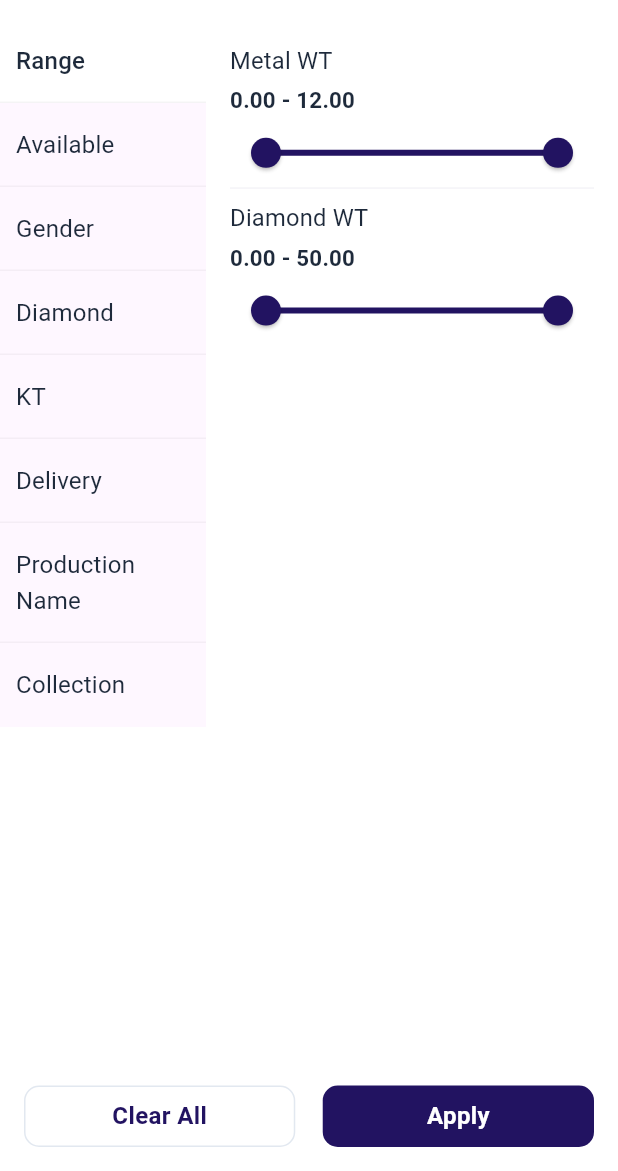
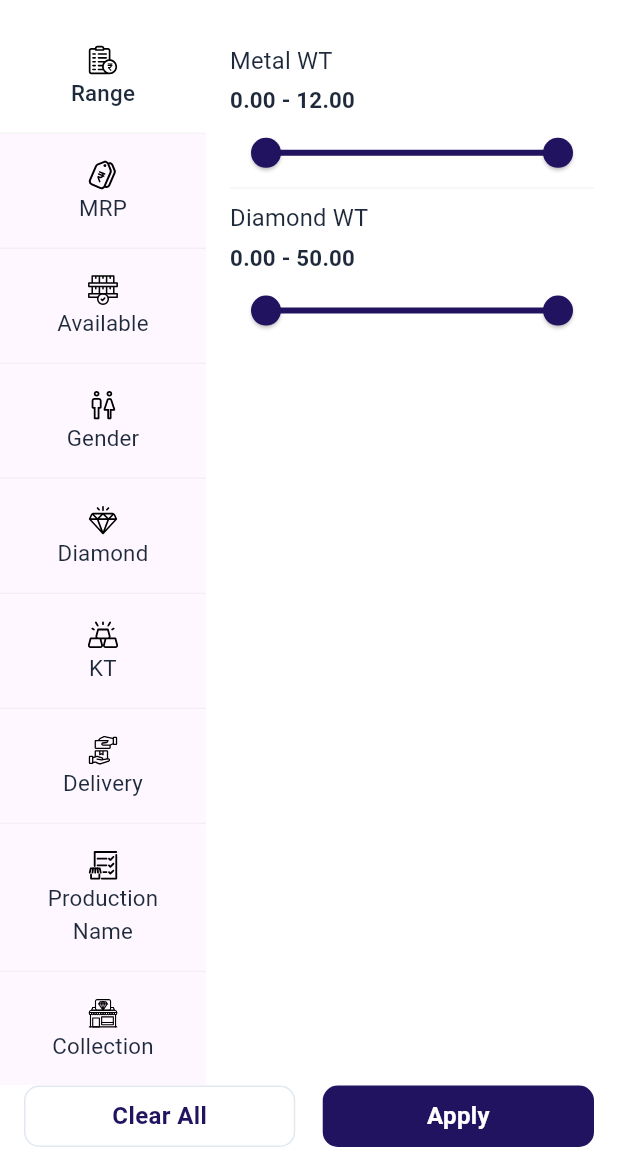
Before and after one commit to pingaksh-tech/pinga-mobile-app, a Flutter app: the FilterScreen screen opened by its route, on a phone screen of 412 x 824 dp, the part 65-1236 px from its top. Run offline on Flutter 3.47's test engine with Material 3 defaults, Android fonts, the phone set to English and light mode, and no system bars; our stand-ins replace cached_network_image, carousel_slider, connectivity_plus, cookie_jar, device_info_plus, dio and 18 more; missing offline and left inert: no_screenshot, syncfusion_flutter_pdfviewer; accounts and stored records are empty; network calls fail; Roboto replaces fonts that are missing (DmSans); project files that could hold a hidden picture were left out.

Commit message:
No Screenshot in app and add icon in filter screen

```diff
--- a/lib/controller/base_controller.dart
+++ b/lib/controller/base_controller.dart
@@ -1,4 +1,5 @@
 import 'package:get/get.dart';
+import 'package:no_screenshot/no_screenshot.dart';
 import 'package:package_info_plus/package_info_plus.dart';
 
 import '../exports.dart';
@@ -23,9 +24,13 @@ class BaseController extends GetxController {
   @override
   void onReady() async {
     super.onReady();
+
     await getPackageInfo().then((returnPkgInfo) {
       packageInfo = returnPkgInfo;
       AppStrings.appName.value = returnPkgInfo.appName;
     });
+
+    /// No Screenshot
+    await NoScreenshot.instance.screenshotOff();
   }
 }
--- a/lib/utils/app_assets.dart
+++ b/lib/utils/app_assets.dart
@@ -117,6 +117,15 @@ class AppAssets {
   static const String userIcon = '${svgPath}user_icon.svg';
   static const String usernameIcon = '${svgPath}username_icon.svg';
 
+  static const String availableSVG = '${svgPath}available_icon.svg';
+  static const String collectionSVG = '${svgPath}collection_icon.svg';
+  static const String genderSVG = '${svgPath}gender_icon.svg';
+  static const String ktSVG = '${svgPath}KT_icon.svg';
+  static const String mrpSVG = '${svgPath}mrp_icon.svg';
+  static const String productNameSVG = '${svgPath}product_name_icon.svg';
+  static const String rangeSVG = '${svgPath}range_icon.svg';
+  static const String diamondSVg = '${svgPath}diamond_ic.svg';
+
   /// ***********************************************************************************
   ///                                   JSON
   /// ***********************************************************************************
--- a/lib/utils/enums/common_enums.dart
+++ b/lib/utils/enums/common_enums.dart
@@ -179,60 +179,77 @@ enum SelectableItemType {
 
 ///* FILTER ITEM TYPE
 enum FilterItemType {
-  rang(
+  range(
     id: 1,
     label: "Range",
     slug: "range",
+    icon: AppAssets.rangeSVG,
+  ),
+  mrp(
+    id: 2,
+    label: "MRP",
+    slug: "mrp",
+    icon: AppAssets.mrpSVG,
   ),
   available(
-    id: 2,
+    id: 3,
     label: "Available",
     slug: "available",
+    icon: AppAssets.availableSVG,
   ),
   gender(
-    id: 3,
+    id: 4,
     label: "Gender",
     slug: "gender",
+    icon: AppAssets.genderSVG,
   ),
   diamond(
-    id: 4,
+    id: 5,
     label: "Diamond",
     slug: "diamond",
+    icon: AppAssets.diamondSVg,
   ),
   kt(
-    id: 5,
+    id: 6,
     label: "KT",
     slug: "kt",
+    icon: AppAssets.ktSVG,
   ),
   delivery(
-    id: 6,
+    id: 7,
     label: "Delivery",
     slug: "delivery",
+    icon: AppAssets.deliveryIcon,
   ),
   production(
-    id: 7,
+    id: 8,
     label: "Production Name",
     slug: "production name",
+    icon: AppAssets.productNameSVG,
   ),
   /*  setting(
-    id: 8,
+    id: 9,
     label: "Setting",
     slug: "setting",
+    icon: '',
   ), */
   collection(
-    id: 9,
+    id: 10,
     label: "Collection",
     slug: "collection",
+    icon: AppAssets.collectionSVG,
   );
 
   final int id;
   final String label;
   final String slug;
+  final String icon;
 
   const FilterItemType({
     required this.id,
     required this.label,
     required this.slug,
+    required this.icon,
   });
 
   static FilterItemType fromId(int id) {
--- a/lib/view/products/product_screen.dart
+++ b/lib/view/products/product_screen.dart
@@ -2,7 +2,6 @@ import 'package:flutter/material.dart';
 import 'package:flutter_screenutil/flutter_screenutil.dart';
 import 'package:flutter_svg/svg.dart';
 import 'package:get/get.dart';
-
 import '../../exports.dart';
 import '../../res/app_bar.dart';
 import '../../res/app_dialog.dart';
--- a/lib/view/products/widgets/filter/filter_controller.dart
+++ b/lib/view/products/widgets/filter/filter_controller.dart
@@ -16,10 +16,15 @@ class FilterController extends GetxController {
 
   Rx<TextEditingController> itemNameCon = TextEditingController().obs;
   RxString selectFilter = "Range".obs;
-  Rx<FilterItemType> filterType = FilterItemType.rang.obs;
+  Rx<FilterItemType> filterType = FilterItemType.range.obs;
 
   RxList<StockAvailableList> availableList = <StockAvailableList>[].obs;
   RxList<Product> genderList = <Product>[].obs;
+
+  RxString selectedMrp = ''.obs;
+  RxList mrpList = ["upto 25,000", "25,001 - 50,000", "50,001 - 75,000", "75,001 - 1,00,000", "1,00,001 to above"].obs;
+  Rx<TextEditingController> mrpFromCon = TextEditingController().obs;
+  Rx<TextEditingController> mrpToCon = TextEditingController().obs;
 
   final List<Map<String, dynamic>> diamondList = [
     {"title": "VVS-EF", "isChecked": false.obs},
--- a/lib/view/products/widgets/filter/filter_screen.dart
+++ b/lib/view/products/widgets/filter/filter_screen.dart
@@ -1,10 +1,12 @@
 import 'package:flutter/material.dart';
 import 'package:flutter_screenutil/flutter_screenutil.dart';
+import 'package:flutter_svg/svg.dart';
 import 'package:get/get.dart';
 
 import '../../../../exports.dart';
 import '../../../../res/app_bar.dart';
 import '../../../../widgets/checkbox_title_tile.dart';
+import '../../../../widgets/custom_check_box_tile.dart';
 import '../../../../widgets/filter_listview_widget.dart';
 import 'filter_controller.dart';
 
@@ -12,6 +14,7 @@ class FilterScreen extends StatelessWidget {
   FilterScreen({super.key});
 
   final FilterController con = Get.put(FilterController());
+
   Color get dividerColor => Theme.of(Get.context!).dividerColor.withOpacity(0.08);
 
   @override
@@ -26,7 +29,6 @@ class FilterScreen extends StatelessWidget {
         body: Row(
           children: [
             Expanded(
-              flex: 1,
               child: ListView.separated(
                 physics: const RangeMaintainingScrollPhysics(),
                 itemCount: FilterItemType.values.length,
@@ -45,36 +47,19 @@ class FilterScreen extends StatelessWidget {
                         },
                         child: Container(
                           padding: EdgeInsets.symmetric(vertical: defaultPadding, horizontal: defaultPadding / 1.5),
-                          alignment: Alignment.centerLeft,
+                          alignment: Alignment.center,
                           color: isSelected ? Theme.of(context).colorScheme.surface : Theme.of(context).scaffoldBackgroundColor,
-                          child: Row(
+                          child: Column(
                             children: [
-                              Expanded(
-                                child: Text(
-                                  FilterItemType.values[index].label,
-                                  textAlign: TextAlign.start,
-                                  style: AppTextStyle.titleStyle(context).copyWith(fontSize: 14.sp, fontWeight: isSelected ? FontWeight.w500 : FontWeight.w400),
-                                ),
+                              SvgPicture.asset(
+                                FilterItemType.values[index].icon,
+                                height: 19.h,
                               ),
-
-                              ///?Active filter count design
-                              /*   if (activeCount != 0)
-                                Container(
-                                  height: 15.h,
-                                  width: 15.h,
-                                  alignment: Alignment.center,
-                                  decoration: BoxDecoration(
-                                    color: Theme.of(context).primaryColor,
-                                    shape: BoxShape.circle,
-                                  ),
-                                  child: Text(
-                                    activeCount.toString(),
-                                    style: Theme.of(context).textTheme.titleSmall?.copyWith(
-                                          color: Theme.of(context).colorScheme.surface,
-                                          fontSize: 10.sp,
-                                        ),
-                                  ),
-                                ), */
+                              Text(
+                                FilterItemType.values[index].label,
+                                textAlign: TextAlign.center,
+                                style: AppTextStyle.titleStyle(context).copyWith(fontSize: 13.sp, fontWeight: isSelected ? FontWeight.w500 : FontWeight.w400),
+                              ),
                             ],
                           ),
                         ),
@@ -88,7 +73,7 @@ class FilterScreen extends StatelessWidget {
             Expanded(
               flex: 2,
               child: switch (con.filterType.value) {
-                FilterItemType.rang => Padding(
+                FilterItemType.range => Padding(
                     padding: EdgeInsets.only(top: defaultPadding, left: defaultPadding, right: defaultPadding),
                     child: Column(
                       crossAxisAlignment: CrossAxisAlignment.start,
@@ -144,6 +129,86 @@ class FilterScreen extends StatelessWidget {
                         ),
                       ],
                     ),
+                  ),
+                FilterItemType.mrp => Column(
+                    children: [
+                      ListView.separated(
+                        shrinkWrap: true,
+                        physics: const RangeMaintainingScrollPhysics(),
+                        padding: EdgeInsets.symmetric(vertical: defaultPadding / 2),
+                        itemBuilder: (context, index) => Obx(() {
+                          return CustomCheckboxTile(
+                            isSelected: (con.selectedMrp.value == con.mrpList[index]).obs,
+                            title: con.mrpList[index],
+                            titleStyle: TextStyle(fontSize: 13.sp, fontWeight: con.selectedMrp.value == con.mrpList[index] ? FontWeight.w500 : FontWeight.w400),
+                            onChanged: (value) {
+                              if (value == false) {
+                                con.selectedMrp.value = "";
+                              } else {
+                                con.selectedMrp.value = con.mrpList[index];
+                              }
+                            },
+                          );
+                        }),
+                        separatorBuilder: (context, index) => separateDivider,
+                        itemCount: con.mrpList.length,
+                      ),
+                      CustomCheckboxTile(
+                        isSelected: (con.selectedMrp.value.toLowerCase() == 'customs').obs,
+                        title: "Customs",
+                        titleStyle: TextStyle(fontSize: 13.sp, fontWeight: con.selectedMrp.value.toLowerCase() == 'customs' ? FontWeight.w500 : FontWeight.w400),
+                        onChanged: (value) {
+                          if (value == false) {
+                            con.selectedMrp.value = "";
+                          } else {
+                            con.selectedMrp.value = "customs";
+                          }
+                        },
+                      ),
+                      10.verticalSpace,
+                      if (con.selectedMrp.value == "customs")
+                        Row(
+                          children: [
+                            Expanded(
+                              child: AppTextField(
+                                hintText: "From",
+                                hintStyle: Theme.of(context).textTheme.titleMedium?.copyWith(fontWeight: FontWeight.w500, color: AppColors.font.withOpacity(.5)),
+                                controller: con.mrpFromCon.value,
+                                padding: EdgeInsets.symmetric(horizontal: defaultPadding / 1.4).copyWith(right: 0),
+                                contentPadding: EdgeInsets.symmetric(vertical: defaultPadding / 1.5, horizontal: defaultPadding),
+                                fillColor: Theme.of(context).scaffoldBackgroundColor,
+                                textInputAction: TextInputAction.next,
+                                keyboardType: TextInputType.number,
+                                enabledBorder: OutlineInputBorder(
+                                  borderRadius: BorderRadius.all(
+                                    Radius.circular(defaultRadius),
+                                  ),
+                                  borderSide: BorderSide.none,
+                                ),
+                              ),
+                            ),
+                            10.horizontalSpace,
+                            Expanded(
+                              child: AppTextField(
+                                hintText: "To",
+                                hintStyle: Theme.of(context).textTheme.titleMedium?.copyWith(fontWeight: FontWeight.w500, color: AppColors.font.withOpacity(.5)),
+                                controller: con.mrpToCon.value,
+                                padding: EdgeInsets.symmetric(horizontal: defaultPadding / 1.4).copyWith(left: 0),
+                                contentPadding: EdgeInsets.symmetric(vertical: defaultPadding / 1.5, horizontal: defaultPadding),
+                                fillColor: Theme.of(context).scaffoldBackgroundColor,
+                                textInputAction: TextInputAction.done,
+                                keyboardType: TextInputType.number,
+                                enabledBorder: OutlineInputBorder(
+                                  borderRadius: BorderRadius.all(
+                                    Radius.circular(defaultRadius),
+                                  ),
+                                  borderSide: BorderSide.none,
+                                ),
+                              ),
+                            )
+                          ],
+                        )
+                    ],
                   ),
 
                 //? Available Tab UI
--- a/pubspec.yaml
+++ b/pubspec.yaml
@@ -65,6 +65,7 @@ dependencies:
   image_cropper: ^7.0.4
   flutter_image_compress: ^2.3.0
   syncfusion_flutter_pdfviewer: ^25.2.7
+  no_screenshot: ^0.0.1+6
 
 dev_dependencies:
   flutter_test:
```
Also changed, not shown: assets/svg/KT_icon.svg (added), assets/svg/MRP_icon.svg (deleted), assets/svg/available_icon.svg (added), assets/svg/collection_icon.svg (added), assets/svg/delivery_icon.svg, assets/svg/diamond_ic.svg (added), assets/svg/gender_icon.svg (added), assets/svg/mrp_icon.svg (added), assets/svg/product_name_icon.svg (added), assets/svg/range_icon.svg (added), pubspec.lock.
